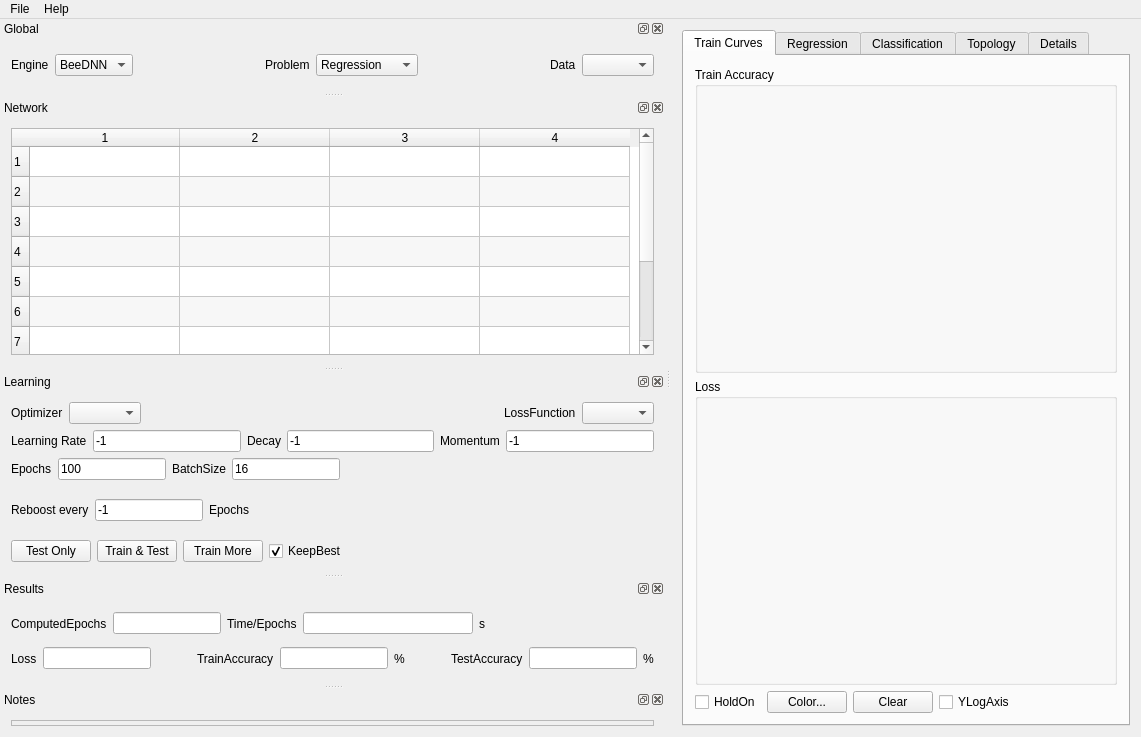
Old version of the form src/DNNLab/mainwindow.ui in the repository edeforas/BeeDNN.
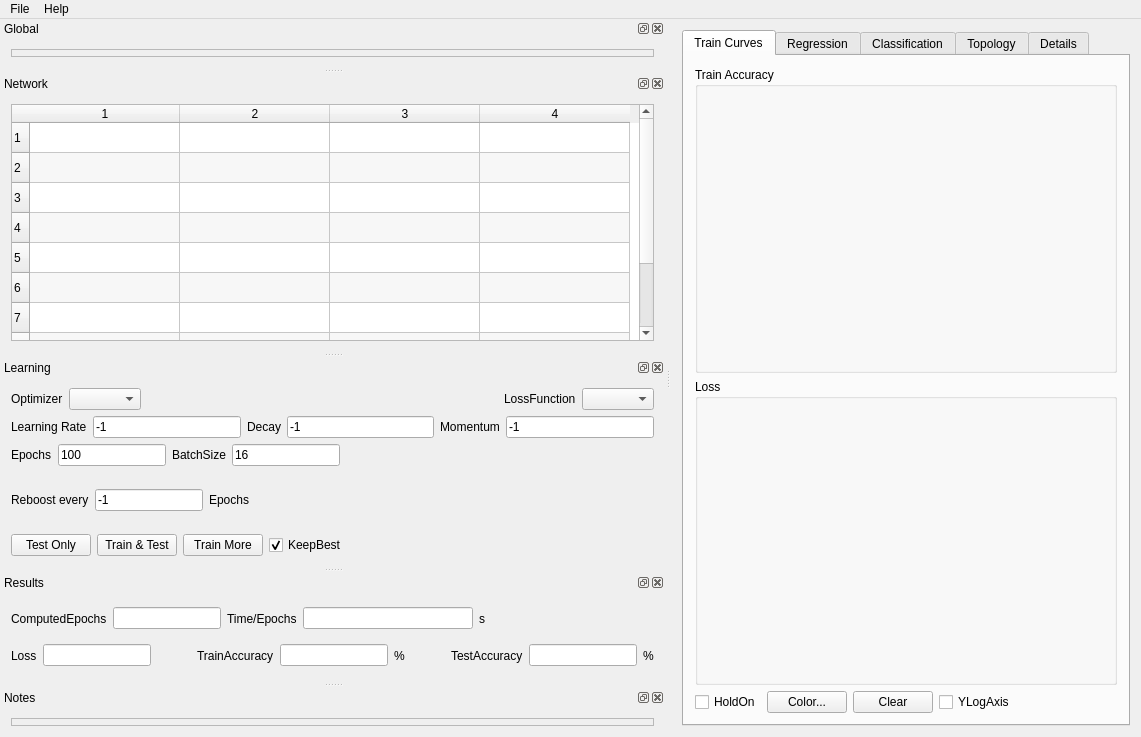
New version of the form. Custom widgets are drawn as their Qt base class.

The edit to the form file:
```diff
--- a/src/DNNLab/mainwindow.ui
+++ b/src/DNNLab/mainwindow.ui
@@ -256,88 +256,14 @@
    <widget class="QWidget" name="dockWidgetContents_7">
     <layout class="QVBoxLayout" name="verticalLayout">
      <item>
-      <layout class="QHBoxLayout" name="horizontalLayout_9">
-       <item>
-        <widget class="QLabel" name="label_22">
-         <property name="text">
-          <string>Engine</string>
-         </property>
-        </widget>
-       </item>
-       <item>
-        <widget class="QComboBox" name="cbEngine">
-         <item>
-          <property name="text">
-           <string>BeeDNN</string>
-          </property>
-         </item>
-        </widget>
-       </item>
-       <item>
-        <spacer name="horizontalSpacer">
-         <property name="orientation">
-          <enum>Qt::Horizontal</enum>
-         </property>
-         <property name="sizeHint" stdset="0">
-          <size>
-           <width>40</width>
-           <height>20</height>
-          </size>
-         </property>
-        </spacer>
-       </item>
-       <item>
-        <widget class="QLabel" name="label_16">
-         <property name="text">
-          <string>Problem</string>
-         </property>
-        </widget>
-       </item>
-       <item>
-        <widget class="QComboBox" name="cbProblem">
-         <item>
-          <property name="text">
-           <string>Regression</string>
-          </property>
-         </item>
-         <item>
-          <property name="text">
-           <string>Classification</string>
-          </property>
-         </item>
-        </widget>
-       </item>
-       <item>
-        <spacer name="horizontalSpacer_3">
-         <property name="orientation">
-          <enum>Qt::Horizontal</enum>
-         </property>
-         <property name="sizeHint" stdset="0">
-          <size>
-           <width>40</width>
-           <height>20</height>
-          </size>
-         </property>
-        </spacer>
-       </item>
-       <item>
-        <widget class="QLabel" name="label_6">
-         <property name="text">
-          <string>Data</string>
-         </property>
-        </widget>
-       </item>
-       <item>
-        <widget class="QComboBox" name="cbFunction">
-         <property name="sizeAdjustPolicy">
-          <enum>QComboBox::AdjustToContentsOnFirstShow</enum>
-         </property>
-         <property name="frame">
-          <bool>true</bool>
-         </property>
-        </widget>
-       </item>
-      </layout>
+      <widget class="FrameGlobal" name="frameGlobal">
+       <property name="frameShape">
+        <enum>QFrame::StyledPanel</enum>
+       </property>
+       <property name="frameShadow">
+        <enum>QFrame::Raised</enum>
+       </property>
+      </widget>
      </item>
     </layout>
    </widget>
@@ -954,7 +880,13 @@
   <customwidget>
    <class>FrameNotes</class>
    <extends>QFrame</extends>
-   <header location="global">FrameNotes.h</header>
+   <header>FrameNotes.h</header>
+   <container>1</container>
+  </customwidget>
+  <customwidget>
+   <class>FrameGlobal</class>
+   <extends>QFrame</extends>
+   <header location="global">FrameGlobal.h</header>
    <container>1</container>
   </customwidget>
  </customwidgets>
```
